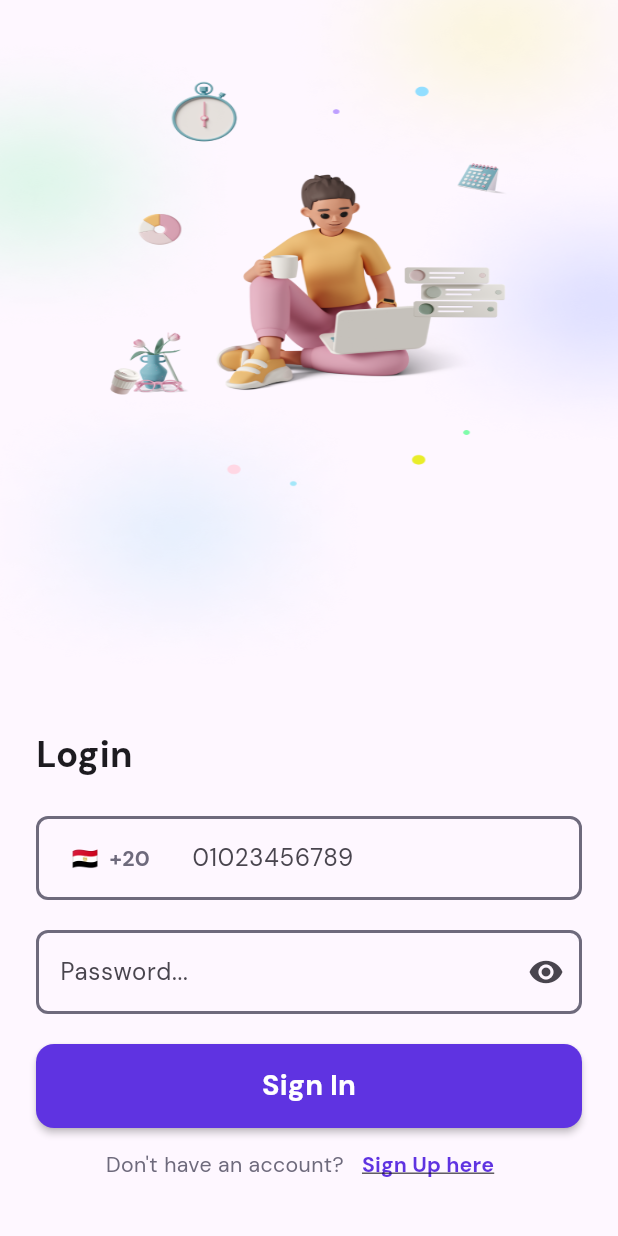
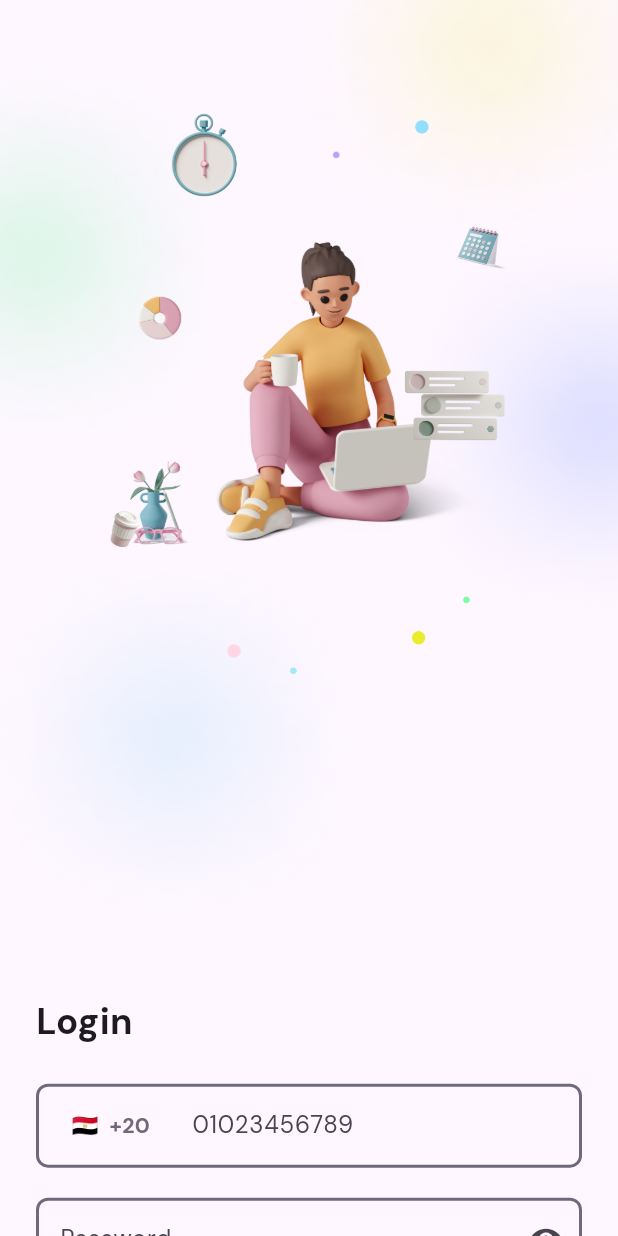
Before and after one commit to youssefhedefa/tasky, a Flutter app: the screen it shows after launch, after a tap on "Get Started", on a phone screen of 412 x 824 dp. Run offline on Flutter 3.47's test engine with Material 3 defaults, Android fonts, the phone set to English and light mode, and no system bars; our stand-ins replace country_picker, flutter_screenutil.

Commit message:
Complete sign in ui.

```diff
--- a/lib/core/helpers/text_style_helper.dart
+++ b/lib/core/helpers/text_style_helper.dart
@@ -6,6 +6,15 @@ abstract class AppTextStyleHelper{
   static TextStyle font24BoldBlack = TextStyle(
     fontSize: 24.sp,
     fontWeight: FontWeight.bold,
+  );
+
+  static TextStyle font14MediumBlack = TextStyle(
+    fontSize: 14.sp,
+    fontWeight: FontWeight.w600,
+  );
+
+  static TextStyle font14RegularBlack = TextStyle(
+    fontSize: 14.sp,
   );
 
   static TextStyle font14RegularGrey = TextStyle(
--- a/lib/core/routing/routing_manager.dart
+++ b/lib/core/routing/routing_manager.dart
@@ -3,6 +3,7 @@ import 'package:tasky/core/routing/custom_page_route.dart';
 import 'package:tasky/core/routing/routing_constances.dart';
 import 'package:tasky/features/on_boarding/presentation/on_boarding_view.dart';
 import 'package:tasky/features/resistration/presentation/forms/log_in_form.dart';
+import 'package:tasky/features/resistration/presentation/forms/sign_up.dart';
 
 class AppRoutingManager {
   Route? onGenerateRoute(RouteSettings settings) {
@@ -16,8 +17,8 @@ class AppRoutingManager {
         );
       case AppRoutingConstances.signup:
         return CustomPageRoute(
-          child: const Scaffold(),
-          axisDirection: AxisDirection.right,
+          child: const SignUpForm(),
+          axisDirection: AxisDirection.left,
         );
       default:
         return null;
--- a/lib/features/resistration/presentation/forms/log_in_form.dart
+++ b/lib/features/resistration/presentation/forms/log_in_form.dart
@@ -3,6 +3,7 @@ import 'package:flutter/material.dart';
 import 'package:tasky/core/components/custom_button.dart';
 import 'package:tasky/core/components/custom_text_input_field.dart';
 import 'package:tasky/core/helpers/text_style_helper.dart';
+import 'package:tasky/core/routing/routing_constances.dart';
 import 'package:tasky/features/resistration/presentation/widgets/registration_footer.dart';
 import 'package:tasky/features/resistration/presentation/widgets/registration_view.dart';
 
@@ -70,7 +71,10 @@ class _LogInFormState extends State<LogInForm> {
             RegistrationFooter(
               notClickable: 'Don\'t have an account?',
               clickable: 'Sign Up here',
-              onPressed: () {},
+              onPressed: () {
+                // navigate to sign up page
+                Navigator.pushNamed(context, AppRoutingConstances.signup);
+              },
             ),
           ],
         ),
--- a/lib/features/resistration/presentation/widgets/registration_view.dart
+++ b/lib/features/resistration/presentation/widgets/registration_view.dart
@@ -10,10 +10,10 @@ class RegistrationView extends StatelessWidget {
   Widget build(BuildContext context) {
     return Scaffold(
       body: SafeArea(
-        child: Column(
-          children: [
-            const Expanded(child: OnBoardingImage()),
-            form,
+        child: CustomScrollView(
+          slivers: [
+            const SliverToBoxAdapter(child: OnBoardingImage()),
+            SliverToBoxAdapter(child: form),
           ],
         ),
       ),
```
Also changed, not shown: lib/features/resistration/presentation/widgets/experience_level.dart (added, +79 -0 lines).
